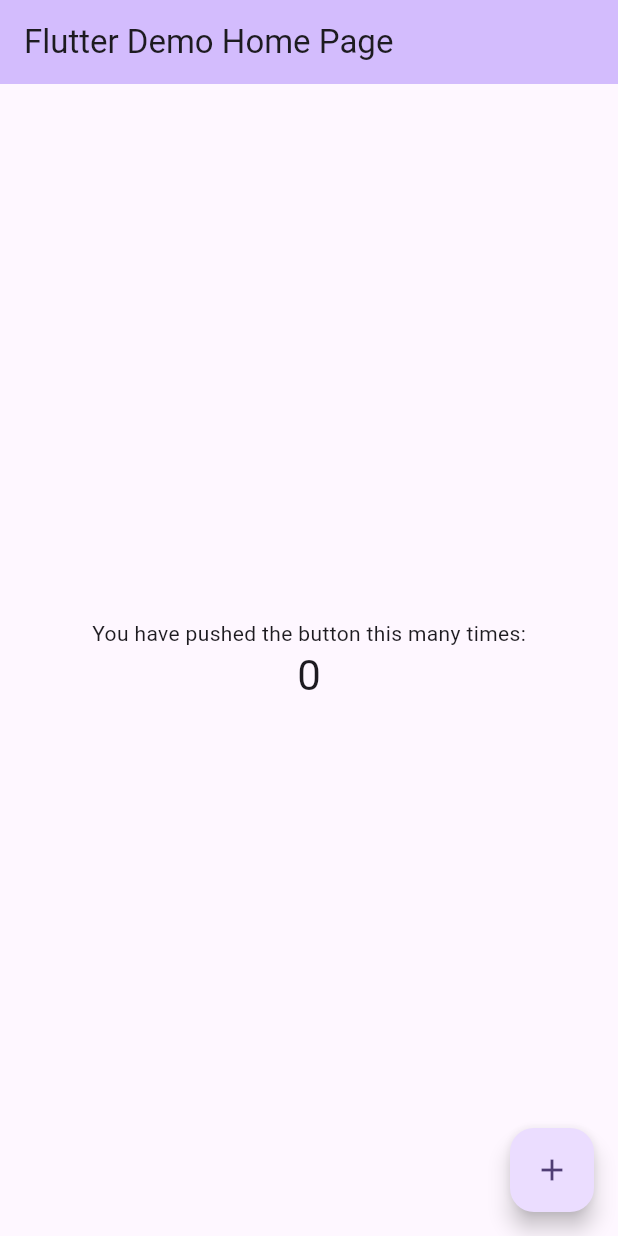
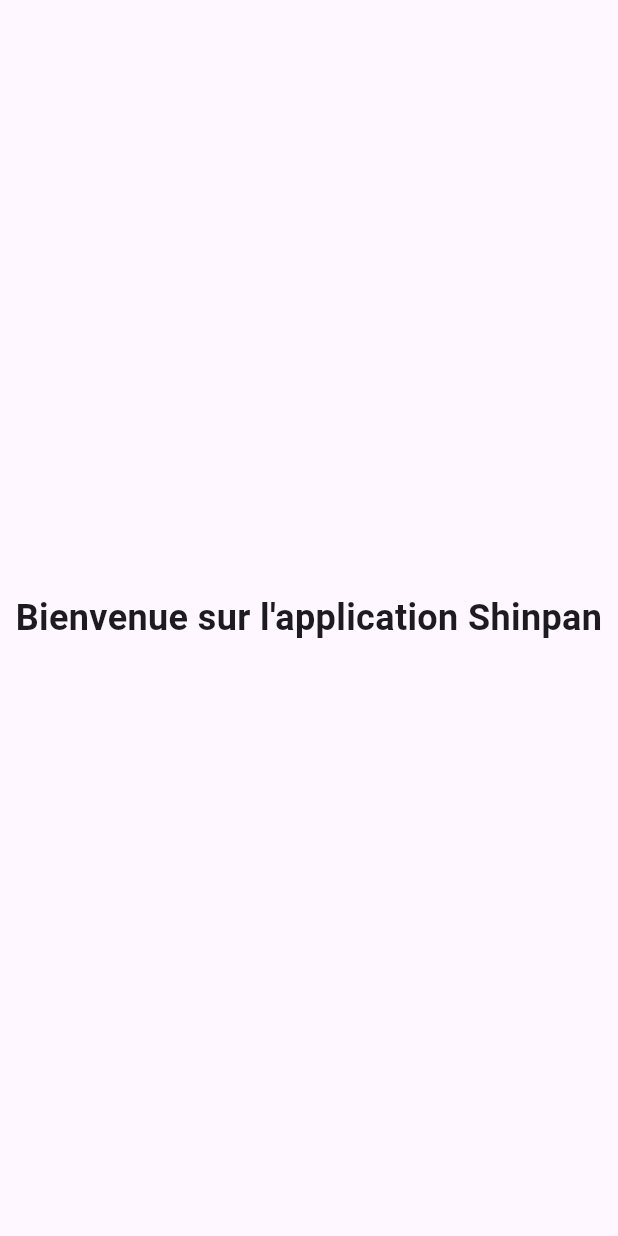
Before and after one commit to Supervinh/Karate-mobile-app, a Flutter app: the screen it shows after launch, after a tap on "Français", on a phone screen of 412 x 824 dp. Run offline on Flutter 3.47's test engine with Material 3 defaults, Android fonts, the phone set to English and light mode, and no system bars; our stand-ins replace shared_preferences.

Commit message:
feat: working with .arb files

````diff
--- /dev/null
+++ b/lib/l10n/app_en.arb
@@ -0,0 +1,3 @@
+{
+  "welcomeTitle": "Welcome to the Shinpan app"
+}
--- /dev/null
+++ b/lib/l10n/app_fr.arb
@@ -0,0 +1,3 @@
+{
+  "welcomeTitle": "Bienvenue sur l'application Shinpan"
+}
--- /dev/null
+++ b/lib/l10n/app_localizations.dart
@@ -0,0 +1,135 @@
+import 'dart:async';
+
+import 'package:flutter/foundation.dart';
+import 'package:flutter/widgets.dart';
+import 'package:flutter_localizations/flutter_localizations.dart';
+import 'package:intl/intl.dart' as intl;
+
+import 'app_localizations_en.dart';
+import 'app_localizations_fr.dart';
+
+// ignore_for_file: type=lint
+
+/// Callers can lookup localized strings with an instance of AppLocalizations
+/// returned by `AppLocalizations.of(context)`.
+///
+/// Applications need to include `AppLocalizations.delegate()` in their app's
+/// `localizationDelegates` list, and the locales they support in the app's
+/// `supportedLocales` list. For example:
+///
+/// ```dart
+/// import 'l10n/app_localizations.dart';
+///
+/// return MaterialApp(
+///   localizationsDelegates: AppLocalizations.localizationsDelegates,
+///   supportedLocales: AppLocalizations.supportedLocales,
+///   home: MyApplicationHome(),
+/// );
+/// ```
+///
+/// ## Update pubspec.yaml
+///
+/// Please make sure to update your pubspec.yaml to include the following
+/// packages:
+///
+/// ```yaml
+/// dependencies:
+///   # Internationalization support.
+///   flutter_localizations:
+///     sdk: flutter
+///   intl: any # Use the pinned version from flutter_localizations
+///
+///   # Rest of dependencies
+/// ```
+///
+/// ## iOS Applications
+///
+/// iOS applications define key application metadata, including supported
+/// locales, in an Info.plist file that is built into the application bundle.
+/// To configure the locales supported by your app, you’ll need to edit this
+/// file.
+///
+/// First, open your project’s ios/Runner.xcworkspace Xcode workspace file.
+/// Then, in the Project Navigator, open the Info.plist file under the Runner
+/// project’s Runner folder.
+///
+/// Next, select the Information Property List item, select Add Item from the
+/// Editor menu, then select Localizations from the pop-up menu.
+///
+/// Select and expand the newly-created Localizations item then, for each
+/// locale your application supports, add a new item and select the locale
+/// you wish to add from the pop-up menu in the Value field. This list should
+/// be consistent with the languages listed in the AppLocalizations.supportedLocales
+/// property.
+abstract class AppLocalizations {
+  AppLocalizations(String locale) : localeName = intl.Intl.canonicalizedLocale(locale.toString());
+
+  final String localeName;
+
+  static AppLocalizations? of(BuildContext context) {
+    return Localizations.of<AppLocalizations>(context, AppLocalizations);
+  }
+
+  static const LocalizationsDelegate<AppLocalizations> delegate = _AppLocalizationsDelegate();
+
+  /// A list of this localizations delegate along with the default localizations
+  /// delegates.
+  ///
+  /// Returns a list of localizations delegates containing this delegate along with
+  /// GlobalMaterialLocalizations.delegate, GlobalCupertinoLocalizations.delegate,
+  /// and GlobalWidgetsLocalizations.delegate.
+  ///
+  /// Additional delegates can be added by appending to this list in
+  /// MaterialApp. This list does not have to be used at all if a custom list
+  /// of delegates is preferred or required.
+  static const List<LocalizationsDelegate<dynamic>> localizationsDelegates = <LocalizationsDelegate<dynamic>>[
+    delegate,
+    GlobalMaterialLocalizations.delegate,
+    GlobalCupertinoLocalizations.delegate,
+    GlobalWidgetsLocalizations.delegate,
+  ];
+
+  /// A list of this localizations delegate's supported locales.
+  static const List<Locale> supportedLocales = <Locale>[
+    Locale('en'),
+    Locale('fr')
+  ];
+
+  /// No description provided for @welcomeTitle.
+  ///
+  /// In en, this message translates to:
+  /// **'Welcome to the Shinpan app'**
+  String get welcomeTitle;
+}
+
+class _AppLocalizationsDelegate extends LocalizationsDelegate<AppLocalizations> {
+  const _AppLocalizationsDelegate();
+
+  @override
+  Future<AppLocalizations> load(Locale locale) {
+    return SynchronousFuture<AppLocalizations>(lookupAppLocalizations(locale));
+  }
+
+  @override
+  bool isSupported(Locale locale) => <String>['en', 'fr'].contains(locale.languageCode);
+
+  @override
+  bool shouldReload(_AppLocalizationsDelegate old) => false;
+}
+
+AppLocalizations lookupAppLocalizations(Locale locale) {
+
+
+  // Lookup logic when only language code is specified.
+  switch (locale.languageCode) {
+    case 'en': return AppLocalizationsEn();
+    case 'fr': return AppLocalizationsFr();
+  }
+
+  throw FlutterError(
+    'AppLocalizations.delegate failed to load unsupported locale "$locale". This is likely '
+    'an issue with the localizations generation tool. Please file an issue '
+    'on GitHub with a reproducible sample app and the gen-l10n configuration '
+    'that was used.'
+  );
+}
--- /dev/null
+++ b/lib/l10n/app_localizations_en.dart
@@ -0,0 +1,13 @@
+// ignore: unused_import
+import 'package:intl/intl.dart' as intl;
+import 'app_localizations.dart';
+
+// ignore_for_file: type=lint
+
+/// The translations for English (`en`).
+class AppLocalizationsEn extends AppLocalizations {
+  AppLocalizationsEn([String locale = 'en']) : super(locale);
+
+  @override
+  String get welcomeTitle => 'Welcome to the Shinpan app';
+}
--- /dev/null
+++ b/lib/l10n/app_localizations_fr.dart
@@ -0,0 +1,13 @@
+// ignore: unused_import
+import 'package:intl/intl.dart' as intl;
+import 'app_localizations.dart';
+
+// ignore_for_file: type=lint
+
+/// The translations for French (`fr`).
+class AppLocalizationsFr extends AppLocalizations {
+  AppLocalizationsFr([String locale = 'fr']) : super(locale);
+
+  @override
+  String get welcomeTitle => 'Bienvenue sur l\'application Shinpan';
+}
--- a/lib/main.dart
+++ b/lib/main.dart
@@ -1,6 +1,8 @@
 import 'package:flutter/material.dart';
 import 'package:flutter_localizations/flutter_localizations.dart';
 import 'package:shared_preferences/shared_preferences.dart';
+import 'package:shinpan/l10n/app_localizations.dart';
+import 'welcome_page.dart';
 
 void main() {
   runApp(const ShinpanRootApp());
@@ -32,12 +34,15 @@
     });
   }
 
-  void _onLanguageSelected(String languageCode) async {
+  void _onLanguageSelected(BuildContext context, String languageCode) async {
     final prefs = await SharedPreferences.getInstance();
     await prefs.setString('selected_language', languageCode);
     setState(() {
       _selectedLocale = Locale(languageCode);
     });
+    Navigator.of(context).pushReplacement(
+      MaterialPageRoute(builder: (_) => const WelcomePage()),
+    );
   }
 
   @override
@@ -54,6 +59,7 @@
         Locale('en'),
       ],
       localizationsDelegates: const [
+        AppLocalizations.delegate,
         GlobalMaterialLocalizations.delegate,
         GlobalWidgetsLocalizations.delegate,
         GlobalCupertinoLocalizations.delegate,
@@ -64,13 +70,13 @@
       locale: _selectedLocale,
       home: _selectedLocale == null
           ? LanguageSelectionScreen(onSelected: _onLanguageSelected)
-          : const MyHomePage(title: 'Flutter Demo Home Page'),
+          : const WelcomePage(),
     );
   }
 }
 
 class LanguageSelectionScreen extends StatelessWidget {
-  final void Function(String) onSelected;
+  final void Function(BuildContext, String) onSelected;
   const LanguageSelectionScreen({super.key, required this.onSelected});
 
   @override
@@ -82,7 +88,7 @@
           children: [
             Expanded(
               child: GestureDetector(
-                onTap: () => onSelected('fr'),
+                onTap: () => onSelected(context, 'fr'),
                 child: Column(
                   mainAxisSize: MainAxisSize.min,
                   children: [
@@ -101,7 +107,7 @@
             const SizedBox(width: 20),
             Expanded(
               child: GestureDetector(
-                onTap: () => onSelected('en'),
+                onTap: () => onSelected(context, 'en'),
                 child: Column(
                   mainAxisSize: MainAxisSize.min,
                   children: [
@@ -123,48 +129,3 @@
     );
   }
 }
-
-class MyHomePage extends StatefulWidget {
-  const MyHomePage({super.key, required this.title});
-  final String title;
-
-  @override
-  State<MyHomePage> createState() => _MyHomePageState();
-}
-
-class _MyHomePageState extends State<MyHomePage> {
-  int _counter = 0;
-
-  void _incrementCounter() {
-    setState(() {
-      _counter++;
-    });
-  }
-
-  @override
-  Widget build(BuildContext context) {
-    return Scaffold(
-      appBar: AppBar(
-        backgroundColor: Theme.of(context).colorScheme.inversePrimary,
-        title: Text(widget.title),
-      ),
-      body: Center(
-        child: Column(
-          mainAxisAlignment: MainAxisAlignment.center,
-          children: <Widget>[
-            const Text('You have pushed the button this many times:'),
-            Text(
-              '$_counter',
-              style: Theme.of(context).textTheme.headlineMedium,
-            ),
-          ],
-        ),
-      ),
-      floatingActionButton: FloatingActionButton(
-        onPressed: _incrementCounter,
-        tooltip: 'Increment',
-        child: const Icon(Icons.add),
-      ),
-    );
-  }
-}
--- /dev/null
+++ b/lib/welcome_page.dart
@@ -0,0 +1,20 @@
+import 'package:flutter/material.dart';
+import 'package:shinpan/l10n/app_localizations.dart';
+
+class WelcomePage extends StatelessWidget {
+  const WelcomePage({super.key});
+
+  @override
+  Widget build(BuildContext context) {
+    final l10n = AppLocalizations.of(context)!;
+    return Scaffold(
+      body: Center(
+        child: Text(
+          l10n.welcomeTitle,
+          style: const TextStyle(fontSize: 24, fontWeight: FontWeight.bold),
+          textAlign: TextAlign.center,
+        ),
+      ),
+    );
+  }
+}
````
Also changed, not shown: pubspec.yaml (+1 -33 lines).
